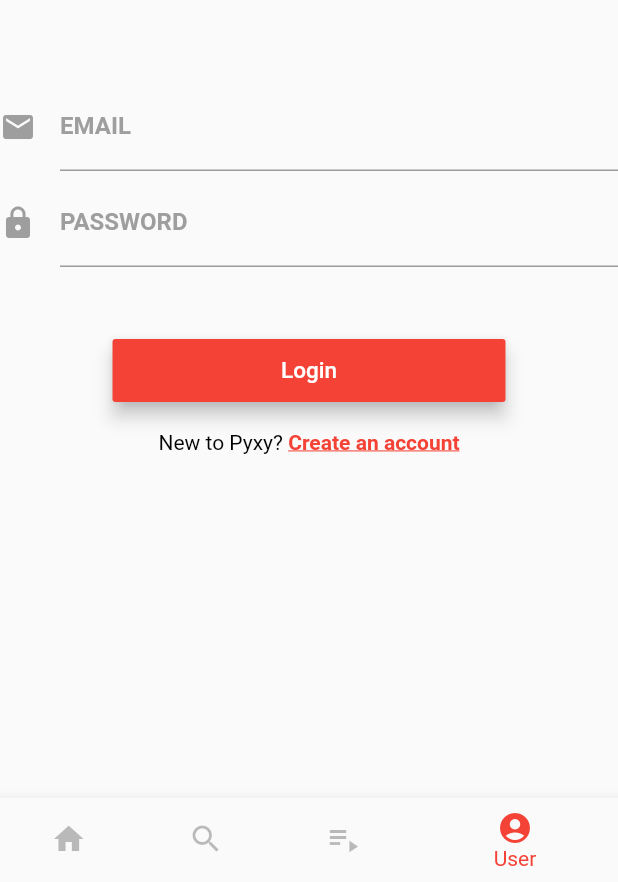
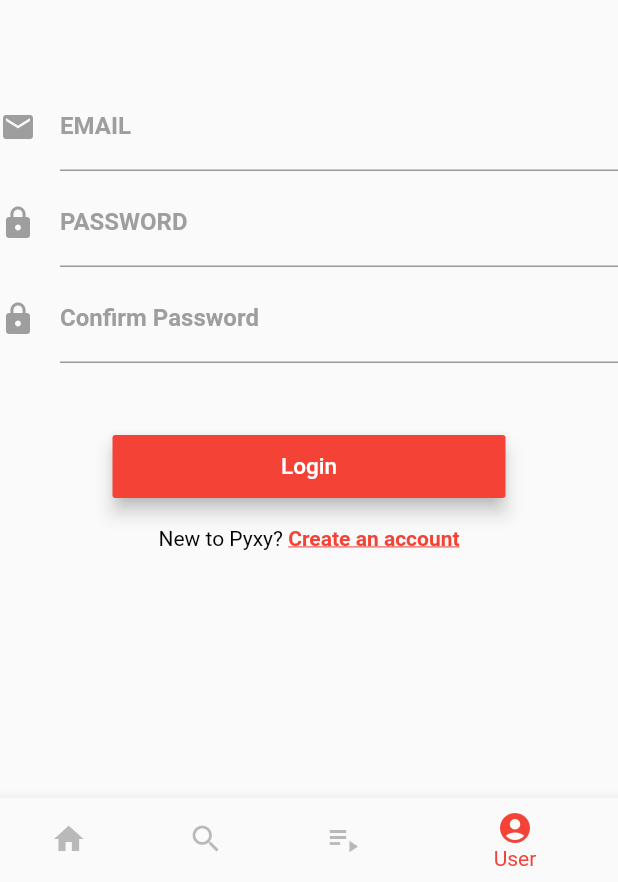
Before and after one commit to Sarani08/CTSE-proj, a Flutter app: the screen it shows after launch, item 4 of the bottom bar chosen, on a phone screen of 412 x 824 dp, the part 354-1236 px from its top. Run offline on Flutter 3.47's test engine with Material 2 defaults, Android fonts, the phone set to English and light mode, and no system bars; our stand-ins replace cloud_firestore, firebase_auth, firebase_storage, flutter_rating_bar, fluttertoast, font_awesome_flutter and 3 more; accounts and stored records are empty; network calls fail; Roboto replaces fonts that are missing (Montserrat).

```diff
--- a/rotten_tomatoes/lib/Screens/LoginSignupPage.dart
+++ b/rotten_tomatoes/lib/Screens/LoginSignupPage.dart
@@ -1,7 +1,13 @@
+/*
+      LoginSignUpPage is to handle the user newly registering process and the
+      existing users login process
+*/
+
 import 'package:flutter/material.dart';
 import 'package:google_fonts/google_fonts.dart';
 import 'package:rotten_tomatoes/Services/auth.dart';
 import 'package:rotten_tomatoes/navigation.dart';
+import 'package:fluttertoast/fluttertoast.dart';
 
 class LoginSignupPage extends StatefulWidget {
   LoginSignupPage({this.auth, this.onSignedIn});
@@ -20,7 +26,6 @@ class _LoginSignupPageState extends State<LoginSignupPage> {
   String _username;
 
 
-  String _errorMessage = "";
   // this will be used to identify the form to show
   FormMode _formMode = FormMode.LOGIN;
   bool _isIos = false;
@@ -80,7 +85,6 @@ class _LoginSignupPageState extends State<LoginSignupPage> {
               ),
           loginButtonWidget(),
           secondaryButton(),
-          errorWidget(),
           progressWidget()
         ],
       ),
@@ -103,6 +107,7 @@ class _LoginSignupPageState extends State<LoginSignupPage> {
         children: <Widget>[
           _emailWidget(),
           _passwordWidget(),
+          _confirmPasswordWidget(),
         ],
       ),
     );
@@ -152,6 +157,30 @@ class _LoginSignupPageState extends State<LoginSignupPage> {
       ),
     );
   }
+
+  Widget _confirmPasswordWidget() {
+    return Padding(
+      padding: const EdgeInsets.fromLTRB(0.0, 5.0, 0.0, 0.0),
+      child: new TextFormField(
+        maxLines: 1,
+        obscureText: true,
+        autofocus: false,
+        decoration: new InputDecoration(
+            labelText: 'Confirm Password',
+            labelStyle: TextStyle(
+                fontFamily: 'Montserrat',
+                fontWeight: FontWeight.bold,
+                color: Colors.grey),
+            icon: new Icon(
+              Icons.lock,
+              color: Colors.grey,
+            )),
+        validator: (value) => confirmPassword(value),
+        onSaved: (value) => _password = value.trim(),
+      ),
+    );
+  }
+
   Widget loginButtonWidget() {
     return new Padding(
         padding: EdgeInsets.fromLTRB(75.0, 15.0, 75.0, 0.0),
@@ -182,36 +211,46 @@ class _LoginSignupPageState extends State<LoginSignupPage> {
       onPressed: _formMode == FormMode.LOGIN ? showSignupForm : showLoginForm,
     );
   }
+
+  //checks the password given is both equal
+  confirmPassword(value){
+    if(_password == value){
+      return true;
+    }
+    else{
+      String message = "paswords don't match";
+      message = value.toString()+_password.toString();
+      showToast(message);
+      return false;
+    }
+  }
+
+  //
   void showSignupForm() {
     _formKey.currentState.reset();
-    _errorMessage = "";
     setState(() {
       _formMode = FormMode.SIGNUP;
     });
   }
+
+  //
   void showLoginForm() {
     _formKey.currentState.reset();
-    _errorMessage = "";
     setState(() {
       _formMode = FormMode.LOGIN;
     });
   }
-  Widget errorWidget() {
-    if (_errorMessage.length > 0 && _errorMessage != null) {
-      return new Text(
-        _errorMessage,
-        style: TextStyle(
-            fontSize: 13.0,
-            color: Colors.red,
-            height: 1.0,
-            fontWeight: FontWeight.w300),
-      );
-    } else {
-      return new Container(
-        height: 0.0,
-      );
-    }
+
+  //Displays a Toast message when and error is thrown
+  void showToast(value) {
+    Fluttertoast.showToast(
+        msg: value,
+        toastLength: Toast.LENGTH_LONG,
+        gravity: ToastGravity.CENTER,
+        timeInSecForIosWeb: 2);
   }
+
+  //validate the Login and Register Form
   bool _validateAndSave() {
     final form = _formKey.currentState;
     if (form.validate()) {
@@ -220,9 +259,10 @@ class _LoginSignupPageState extends State<LoginSignupPage> {
     }
     return false;
   }
+
+  //validate the Login and Register Form
   _validateAndSubmit() async {
     setState(() {
-      _errorMessage = "";
       _isLoading = true;
     });
     if (_validateAndSave()) {
@@ -243,9 +283,9 @@ class _LoginSignupPageState extends State<LoginSignupPage> {
         setState(() {
           _isLoading = false;
           if (_isIos) {
-            _errorMessage = e.details;
+            showToast(e.details);
           } else
-            _errorMessage = e.message;
+          showToast(e.message);
         });
       }
     } else {
--- a/rotten_tomatoes/lib/Screens/playList.dart
+++ /dev/null
@@ -1,30 +0,0 @@
-import 'package:cloud_firestore/cloud_firestore.dart';
-
-class PlayList {
-  String title;
-  int critics; // critics pick
-  int url;
-  String avatar;
-  DocumentReference reference;
-
-  PlayList(String title, int critics, int url, String avatar) {
-    this.title = title;
-    this.critics = critics;
-    this.url = url;
-    this.avatar = avatar;
-  }
-
-  PlayList.fromMap(Map<String, dynamic> map, {this.reference}) {
-    title = map["title"];
-    critics = map["critics"];
-    url = map["url"];
-    avatar = map["avatar"];
-  }
-
-  PlayList.fromSnapshot(DocumentSnapshot snapshot)
-      : this.fromMap(snapshot.data, reference: snapshot.reference);
-
-  toJson() {
-    return {'title': title, 'critics': critics,'url': url, 'avatar': avatar};
-  }
-}
--- a/rotten_tomatoes/lib/Screens/userProfile.dart
+++ b/rotten_tomatoes/lib/Screens/userProfile.dart
@@ -131,14 +131,14 @@ class _UserProfileState extends State<UserProfile> {
 
 
                  child: new FlatButton(onPressed: (){
-                      MyNavigator.goToPlayList(context);
+                      MyNavigator.goToWatchList(context);
                  },
                   child: new Container(
                     child: new Row(
                     mainAxisAlignment: MainAxisAlignment.center,children: <Widget>[
                       new Icon(Icons.person_add,color: Colors.white, ),
                       new SizedBox(width: 30,),
-                      new Text('My Preferences List', style: new TextStyle(color: Colors.white,))
+                      new Text('My Watch List', style: new TextStyle(color: Colors.white,))
                     ],)),color: Colors.red,),),
               ],
             ),
--- /dev/null
+++ b/rotten_tomatoes/lib/Screens/watchList.dart
@@ -0,0 +1,41 @@
+/*
+      watchList is the basic class structure for the movie watch list
+*/
+
+import 'package:cloud_firestore/cloud_firestore.dart';
+
+class WatchList {
+  String title;
+  int critics; // critics pick
+  int url;
+  String avatar;
+  double userRating;
+  DocumentReference reference;
+
+  //constructor of watchList class
+  WatchList(String title, int critics, int url, String avatar, double userRating) {
+    this.title = title;
+    this.critics = critics;
+    this.url = url;
+    this.avatar = avatar;
+    this.userRating = userRating;
+  }
+
+  //
+  WatchList.fromMap(Map<String, dynamic> map, {this.reference}) {
+    title = map["title"];
+    critics = map["critics"];
+    url = map["url"];
+    avatar = map["avatar"];
+    userRating = map["userRating"];
+  }
+
+  //
+  WatchList.fromSnapshot(DocumentSnapshot snapshot)
+      : this.fromMap(snapshot.data, reference: snapshot.reference);
+
+  //convert watchList details to JSON structure
+  toJson() {
+    return {'title': title, 'critics': critics,'url': url, 'avatar': avatar, 'userRating': userRating};
+  }
+}
--- a/rotten_tomatoes/lib/home_screen.dart
+++ b/rotten_tomatoes/lib/home_screen.dart
@@ -3,7 +3,7 @@ import 'package:rotten_tomatoes/Screens/root_page.dart';
 import 'package:rotten_tomatoes/Services/auth.dart';
 import 'Screens/movieHomeUI.dart';
 import 'Screens/searchUI.dart';
-import 'Screens/playListPage.dart';
+import 'Screens/watchListPage.dart';
 
 class HomeScreen extends StatefulWidget {
   @override
@@ -16,7 +16,7 @@ class _HomeScreenState extends State<HomeScreen> with TickerProviderStateMixin {
   final _pageOptions = [
     MovieHomeUI(),
     Search(),
-    PlayListView(),
+    WatchListView(),
     RootPage(auth: new Auth()),
   ];
 
@@ -56,7 +56,7 @@ class _HomeScreenState extends State<HomeScreen> with TickerProviderStateMixin {
           ),
           BottomNavigationBarItem(
             icon: Icon(Icons.playlist_play),
-            title: Text('PlayList'),
+            title: Text('WatchList'),
           ),
           BottomNavigationBarItem(
             icon: Icon(Icons.account_circle),
--- a/rotten_tomatoes/lib/main.dart
+++ b/rotten_tomatoes/lib/main.dart
@@ -4,7 +4,7 @@ import 'package:rotten_tomatoes/Screens/aboutUs.dart';
 import 'package:rotten_tomatoes/Screens/root_page.dart';
 import 'home_screen.dart';
 import 'splash_screen.dart';
-import 'Screens/playListPage.dart';
+import 'Screens/watchListPage.dart';
 import 'Screens/helpUI.dart';
 import 'Screens/searchUI.dart';
 import 'Services/auth.dart';
@@ -14,7 +14,7 @@ import 'Screens/aboutUs.dart';
 
 var routes = <String, WidgetBuilder>{
   "/home": (BuildContext context) => HomeScreen(),
-  "/playList": (context) => PlayListView(),
+  "/watchList": (context) => WatchListView(),
   "/search" : (context) => Search(),
   "/userProfile" : (context) => UserProfile(),
   "/aboutUs" : (context) => About(),
--- a/rotten_tomatoes/lib/navigation.dart
+++ b/rotten_tomatoes/lib/navigation.dart
@@ -6,8 +6,8 @@ class MyNavigator {
     Navigator.pushNamed(context, "/home");
   }
 
-  static void goToPlayList(BuildContext context) {
-    Navigator.pushNamed(context, "/playList");
+  static void goToWatchList(BuildContext context) {
+    Navigator.pushNamed(context, "/watchList");
   }
 
   static void goToHelp(BuildContext context) {
```
Also changed, not shown: rotten_tomatoes/lib/Screens/helpUI.dart (+4 -4 lines), rotten_tomatoes/lib/Screens/movieDetailsUI.dart (+12 -4 lines), rotten_tomatoes/lib/Screens/watchListApi.dart (renamed from rotten_tomatoes/lib/Screens/playListApi.dart, +11 -11 lines), rotten_tomatoes/lib/Screens/watchListPage.dart (renamed from rotten_tomatoes/lib/Screens/playListPage.dart, +80 -69 lines), rotten_tomatoes/lib/test.dart (deleted, +0 -70 lines), rotten_tomatoes/pubspec.yaml (+5 -2 lines), rotten_tomatoes/lib/Screens/searchApi.dart (deleted), rotten_tomatoes/pubspec.lock, 27 other files.
